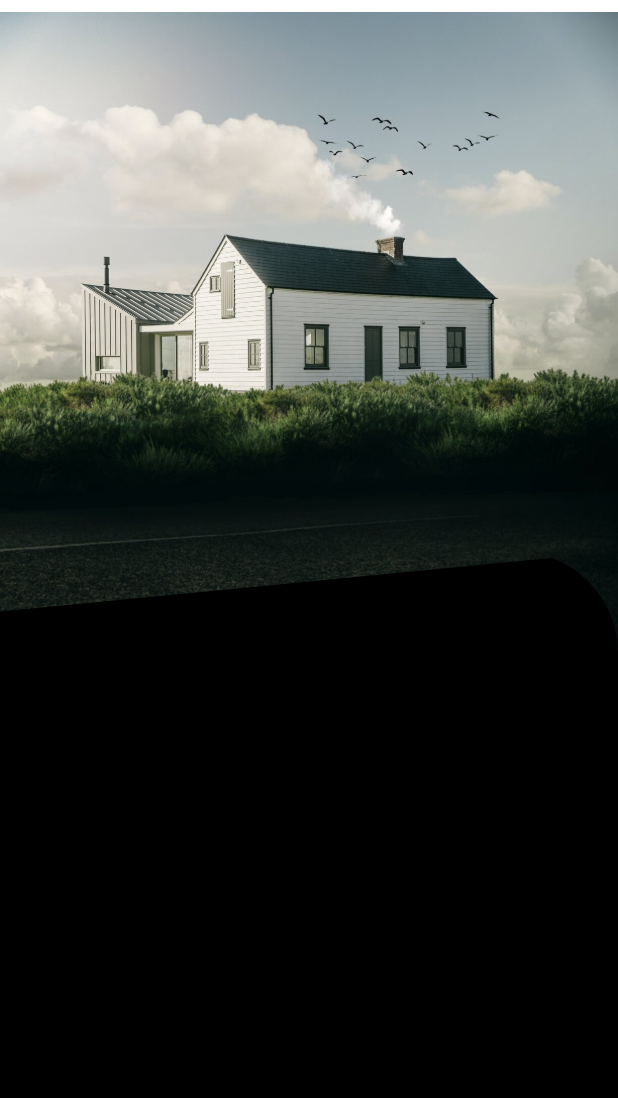
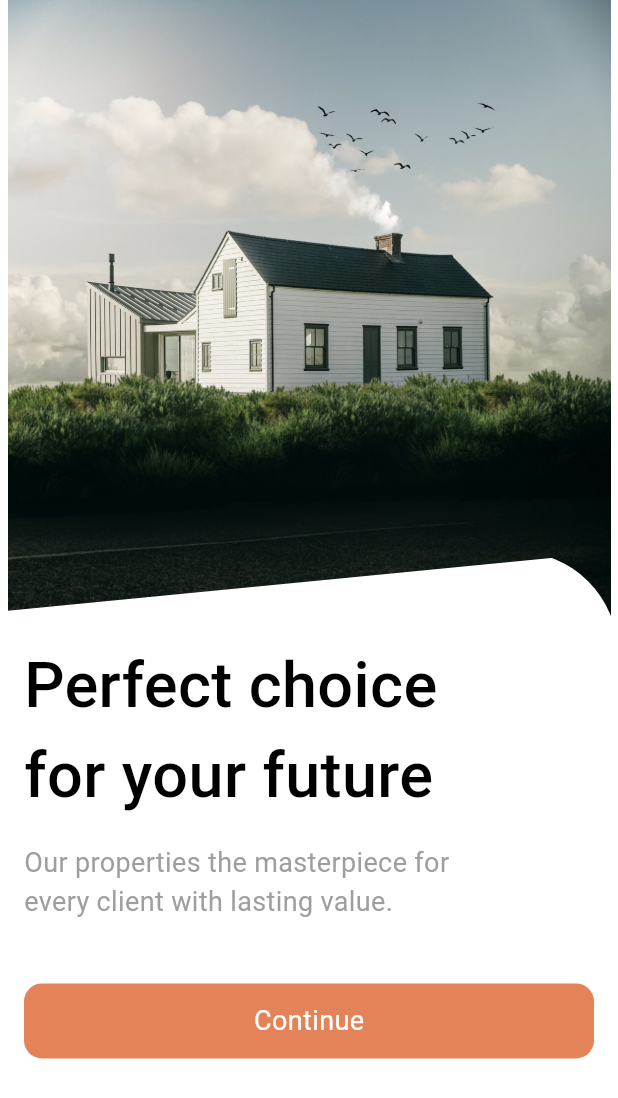
Before and after one commit to UsmanAfzal8/Real_Estate_Flutter, a Flutter app: the screen it shows after launch, on a phone screen of 412 x 824 dp. Shown: the top 1098 px of the screen. Run offline on Flutter 3.47's test engine with Material 2 defaults, Android fonts, the phone set to English and light mode, and no system bars; our stand-ins replace google_fonts; Roboto replaces fonts that are missing (DMSans, Heebo).

Commit message:
main screen update

```diff
--- a/lib/main.dart
+++ b/lib/main.dart
@@ -25,7 +25,7 @@ class MyApp extends StatelessWidget {
         return MaterialApp(
           debugShowCheckedModeBanner: false,
 
-          title: 'Flutter Demo',
+          title: 'Real Estate',
           themeMode: appThemePro.themeMode,
           theme: AppThemes.light,
           darkTheme: AppThemes.dark,
--- a/lib/screen/main_screen.dart
+++ b/lib/screen/main_screen.dart
@@ -1,4 +1,6 @@
 import 'package:flutter/material.dart';
+import 'package:real_estate/widgets/custom/custom_elevated_button.dart';
+import 'package:real_estate/widgets/custom/for_text_custom_widget.dart';
 
 import '../utilities/app_images.dart';
 
@@ -16,10 +18,15 @@ class MianScreen extends StatelessWidget {
             Stack(
               clipBehavior: Clip.none,
               children: [
-               SizedBox(
-                  height: 450,
-                  width: double.infinity,
-                 child: Image(image: AssetImage(AppImages.homeBackground)),
+                Padding(
+                  padding: const EdgeInsets.symmetric(horizontal: 5),
+                  child: SizedBox(
+                    height: 450,
+                    width: double.infinity,
+                    child: Image(
+                        image: AssetImage(AppImages.homeBackground),
+                        fit: BoxFit.fill),
+                  ),
                 ),
                 Positioned(
                   bottom: -height * 0.5,
@@ -33,7 +40,37 @@ class MianScreen extends StatelessWidget {
                       decoration: const BoxDecoration(
                         borderRadius:
                             BorderRadius.only(topRight: Radius.circular(68)),
-                        color: Colors.black,
+                        color: Colors.white,
+                      ),
+                      child: Padding(
+                        padding: const EdgeInsets.symmetric(horizontal: 16),
+                        child: Column(
+                          mainAxisAlignment: MainAxisAlignment.start,
+                          crossAxisAlignment: CrossAxisAlignment.start,
+                          children: [
+                            const SizedBox(height: 60),
+                            const ForText(
+                              name: 'Perfect choice \nfor your future',
+                              bold: true,
+                              size: 42,
+                            ),
+                            const SizedBox(
+                              height: 15,
+                            ),
+                            const Text(
+                              'Our properties the masterpiece for \nevery client with lasting value.',
+                              style: TextStyle(
+                                color: Colors.grey,
+                                fontSize: 18,
+                              ),
+                            ),
+                            const SizedBox(
+                              height: 35,
+                            ),
+                            CustomElevatedButton(
+                                title: 'Continue', onTap: () {}),
+                          ],
+                        ),
                       ),
                     ),
                   ),
--- /dev/null
+++ b/lib/widgets/custom/custom_elevated_button.dart
@@ -0,0 +1,82 @@
+import 'package:flutter/material.dart';
+
+class CustomElevatedButton extends StatelessWidget {
+  const CustomElevatedButton({
+    required this.title,
+    required this.onTap,
+    this.prefixIcon,
+    this.applyGradient = true,
+    this.readOnly = false,
+    this.margin,
+    this.padding,
+    this.bgColor,
+    this.borderRadius,
+    this.border,
+    this.textStyle,
+    Key? key,
+  }) : super(key: key);
+  final String title;
+  final Widget? prefixIcon;
+  final bool readOnly;
+  final bool applyGradient;
+  final VoidCallback onTap;
+  final EdgeInsetsGeometry? margin;
+  final EdgeInsetsGeometry? padding;
+  final Color? bgColor;
+  final BorderRadius? borderRadius;
+  final BoxBorder? border;
+  final TextStyle? textStyle;
+
+  @override
+  Widget build(BuildContext context) {
+    return Container(
+      margin: margin ?? const EdgeInsets.symmetric(vertical: 6),
+      decoration: BoxDecoration(
+        color: readOnly
+            ? Colors.transparent
+            : bgColor ?? Theme.of(context).primaryColor,
+        borderRadius: borderRadius ?? BorderRadius.circular(12),
+        border: border,
+      ),
+      child: Material(
+        borderRadius: borderRadius ?? BorderRadius.circular(12),
+        color: Colors.transparent,
+        child: readOnly
+            ? Container(
+                padding: padding ?? const EdgeInsets.symmetric(vertical: 12),
+                alignment: Alignment.center,
+                child: Text(
+                  title,
+                  style: textStyle ??
+                      const TextStyle(
+                        color: Colors.white24,
+                        fontSize: 18,
+                      ),
+                ),
+              )
+            : InkWell(
+                borderRadius: borderRadius ?? BorderRadius.circular(12),
+                onTap: onTap,
+                child: Container(
+                  padding: padding ?? const EdgeInsets.symmetric(vertical: 12),
+                  alignment: Alignment.center,
+                  child: Row(
+                    mainAxisAlignment: MainAxisAlignment.center,
+                    children: <Widget>[
+                      if (prefixIcon != null) prefixIcon!,
+                      Text(
+                        title,
+                        style: textStyle ??
+                            const TextStyle(
+                              color: Colors.white,
+                              fontSize: 18,
+                            ),
+                      ),
+                    ],
+                  ),
+                ),
+              ),
+      ),
+    );
+  }
+}
--- /dev/null
+++ b/lib/widgets/custom/for_text_custom_widget.dart
@@ -0,0 +1,28 @@
+import 'package:flutter/material.dart';
+import 'package:google_fonts/google_fonts.dart';
+
+class ForText extends StatelessWidget {
+  const ForText({
+    required this.name,
+    this.size,
+    this.bold,
+    this.color,
+    Key? key,
+  }) : super(key: key);
+  final String name;
+  final double? size;
+  final bool? bold;
+  final Color? color;
+
+  @override
+  Widget build(BuildContext context) {
+    return Text(
+      name,
+      style: GoogleFonts.heebo(
+        color: color ?? Colors.black,
+        fontSize: size,
+        fontWeight: bold == true ? FontWeight.w500 : FontWeight.w400,
+      ),
+    );
+  }
+}
--- a/pubspec.yaml
+++ b/pubspec.yaml
@@ -37,6 +37,7 @@ dependencies:
   # Use with the CupertinoIcons class for iOS style icons.
   cupertino_icons: ^1.0.2
   provider: ^6.0.4
+  google_fonts: ^3.0.1
 
 dev_dependencies:
   flutter_test:
@@ -62,8 +63,8 @@ flutter:
 
   # To add assets to your application, add an assets section, like this:
   assets:
-    - assets/image
-    - assets/logo
+    - assets/image/
+    - assets/logo/
 
   # An image asset can refer to one or more resolution-specific "variants", see
   # https://flutter.dev/assets-and-images/#resolution-aware
```
Also changed, not shown: lib/widgets/widgets.dart (added), pubspec.lock, 1 other file.
